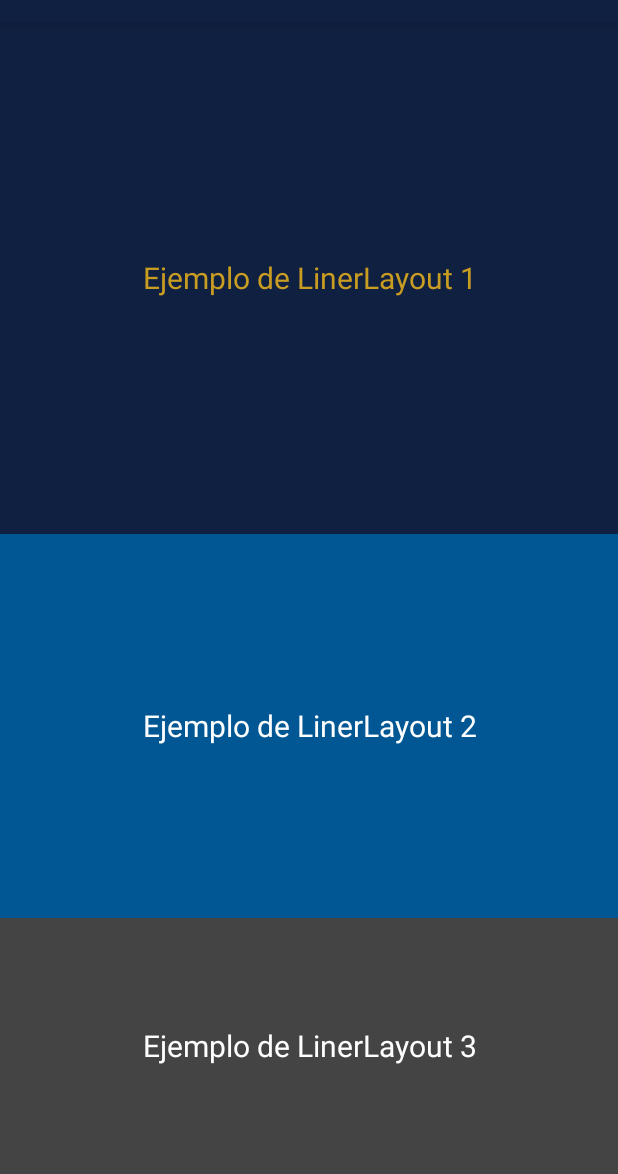
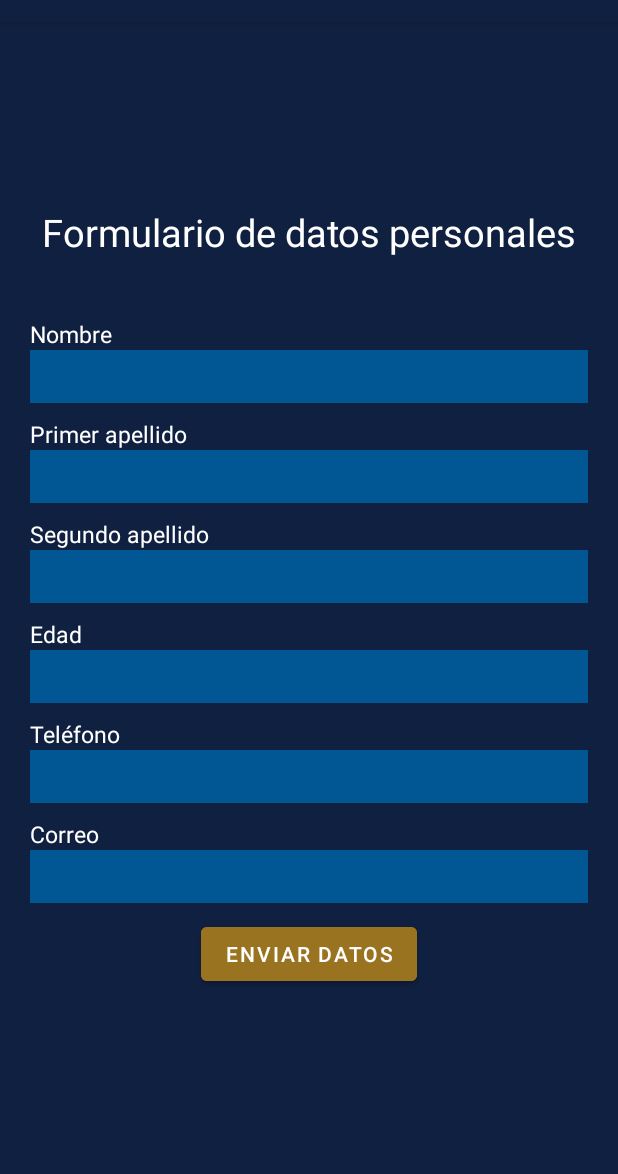
Before and after one commit to droni123/diplomadoDADM, an Android app: the screen it shows after launch (LinealLatoutActivity before the commit, Entregable1IntentMain after it), on a phone screen of 412 x 824 dp, the part 62-1236 px from its top. Run offline under Robolectric (Android 15) with nearby library versions, the phone set to English and light mode, and no system bars.

Commit message:
Ejercicio 1 - Activity
Activity 1
-------------------
* Campos de texto para poder ingresar datos personales.
* Botón que envíe al Activity 2 al darle tap y pase los datos personales a través del intent.
-------------------
Activity 2
-------------------
* Recuperar datos personales enviados de Activity 1.
* Mostrar datos personales en etiquetas de texto.

```diff
--- /dev/null
+++ b/app/src/main/java/mx/com/idel/my/diplomado/entregables/Entregable1IntentMain.kt
@@ -0,0 +1,74 @@
+package mx.com.idel.my.diplomado.entregables
+
+import android.content.Intent
+import androidx.appcompat.app.AppCompatActivity
+import android.os.Bundle
+import android.widget.Button
+import android.widget.EditText
+import android.widget.Toast
+import mx.com.idel.my.diplomado.R
+
+class Entregable1IntentMain : AppCompatActivity() {
+    override fun onCreate(savedInstanceState: Bundle?) {
+        super.onCreate(savedInstanceState)
+        setContentView(R.layout.activity_entregable1_intent_main)
+        //BOTON
+        var btnAccion = findViewById<Button>(R.id.e1v_btn)
+        //INPUT'S
+        var vtxtNombre = findViewById<EditText>(R.id.e1v_nombre)
+        var vtxtApellido1 = findViewById<EditText>(R.id.e1v_apellido1)
+        var vtxtApellido2 = findViewById<EditText>(R.id.e1v_apellido2)
+        var vtxtEdad = findViewById<EditText>(R.id.e1v_edad)
+        var vtxtNumero = findViewById<EditText>(R.id.e1v_tel)
+        var vtxtCorreo = findViewById<EditText>(R.id.e1v_correo)
+        btnAccion.setOnClickListener {
+            //GET DATA
+            var txtNombre = vtxtNombre.text.toString()
+            var txtApellido1 = vtxtApellido1.text.toString()
+            var txtApellido2 = vtxtApellido2.text.toString()
+            var txtEdad = vtxtEdad.text.toString()
+            var txtNumero = vtxtNumero.text.toString()
+            var txtCorreo = vtxtCorreo.text.toString()
+
+            //VALIDACION DATA
+            var continua = true
+            var mensaje = "${getString(R.string.e1lt_error)} "
+            if(txtNombre.isEmpty()){
+                mensaje += " ${getString(R.string.e1lt_nombre)}"
+                continua = false
+            }
+            if(txtApellido1.isEmpty()){
+                mensaje += " ${getString(R.string.e1lt_apellido1)}"
+                continua = false
+            }
+            if(txtApellido2.isEmpty()){
+                mensaje += " ${getString(R.string.e1lt_apellido2)}"
+                continua = false
+            }
+            if(txtEdad.isEmpty()){
+                mensaje += " ${getString(R.string.e1lt_edad)}"
+                continua = false
+            }
+            if(txtNumero.isEmpty()){
+                mensaje += " ${getString(R.string.e1lt_tel)}"
+                continua = false
+            }
+            if(txtCorreo.isEmpty()) {
+                mensaje += " ${getString(R.string.e1lt_email)}"
+                continua = false
+            }
+            ///SI PASA LA VALIDACIÓN
+            if(continua){
+                var IntentoEntregable1 = Intent(this, Entregable1IntentResume::class.java).apply {
+                    var datosPersonales = Entregable1IntentClassDatosP(txtNombre,txtApellido1,txtApellido2,txtEdad,txtNumero,txtCorreo)
+                    putExtra("KEY_DATOSPERSONALES", datosPersonales)
+                }
+                startActivity(IntentoEntregable1)
+            }else{ // SI NO PASA LA VALIDACION
+                Toast.makeText(this, mensaje, Toast.LENGTH_SHORT).show()
+            }
+
+
+        }
+    }
+}
--- /dev/null
+++ b/app/src/main/res/layout/activity_entregable1_intent_main.xml
@@ -0,0 +1,180 @@
+<?xml version="1.0" encoding="utf-8"?>
+<RelativeLayout xmlns:android="http://schemas.android.com/apk/res/android"
+    xmlns:app="http://schemas.android.com/apk/res-auto"
+    xmlns:tools="http://schemas.android.com/tools"
+    android:layout_width="match_parent"
+    android:layout_height="match_parent"
+    tools:context=".entregables.Entregable1IntentMain"
+    android:padding="20dp"
+    android:background="@color/azul_o"
+    android:gravity="center"
+    >
+    <TextView
+        android:layout_width="match_parent"
+        android:layout_height="wrap_content"
+        android:text="@string/e1lt_titulo"
+        android:id="@+id/e1vl_titulo"
+        android:textColor="@color/blanco"
+        android:textSize="25sp"
+        android:layout_marginBottom="40dp"
+        android:textAlignment="center"
+        >
+    </TextView>
+    <!--NOMBRE-->
+    <TextView
+        android:layout_width="wrap_content"
+        android:layout_height="wrap_content"
+        android:text="@string/e1lt_nombre"
+        android:id="@+id/e1vl_nombre"
+        android:textColor="@color/blanco"
+        android:textSize="15sp"
+        android:layout_below="@+id/e1vl_titulo"
+        >
+    </TextView>
+    <EditText
+        android:layout_width="match_parent"
+        android:layout_height="wrap_content"
+        android:id="@+id/e1v_nombre"
+        android:layout_below="@id/e1vl_nombre"
+        android:background="@color/azul_c"
+        android:textColor="@color/blanco"
+        android:layout_marginBottom="10dp"
+        android:padding="5dp"
+        android:maxLines="1"
+        >
+    </EditText>
+    <!--APELLIDO 1-->
+    <TextView
+        android:layout_width="wrap_content"
+        android:layout_height="wrap_content"
+        android:text="@string/e1lt_apellido1"
+        android:id="@+id/e1vl_apellido1"
+        android:layout_below="@id/e1v_nombre"
+        android:textColor="@color/blanco"
+        android:textSize="15sp"
+        >
+    </TextView>
+    <EditText
+        android:layout_width="match_parent"
+        android:layout_height="wrap_content"
+        android:id="@+id/e1v_apellido1"
+        android:layout_below="@id/e1vl_apellido1"
+        android:background="@color/azul_c"
+        android:textColor="@color/blanco"
+        android:layout_marginBottom="10dp"
+        android:padding="5dp"
+        android:maxLines="1"
+        >
+    </EditText>
+    <!--APELLIDO 2-->
+    <TextView
+        android:layout_width="wrap_content"
+        android:layout_height="wrap_content"
+        android:text="@string/e1lt_apellido2"
+        android:id="@+id/e1vl_apellido2"
+        android:layout_below="@id/e1v_apellido1"
+        android:textColor="@color/blanco"
+        android:textSize="15sp"
+        >
+    </TextView>
+    <EditText
+        android:layout_width="match_parent"
+        android:layout_height="wrap_content"
+        android:id="@+id/e1v_apellido2"
+        android:layout_below="@id/e1vl_apellido2"
+        android:background="@color/azul_c"
+        android:textColor="@color/blanco"
+        android:layout_marginBottom="10dp"
+        android:padding="5dp"
+        android:maxLines="1"
+        >
+    </EditText>
+    <!--EDAD-->
+    <TextView
+        android:layout_width="wrap_content"
+        android:layout_height="wrap_content"
+        android:text="@string/e1lt_edad"
+        android:id="@+id/e1vl_edad"
+        android:layout_below="@id/e1v_apellido2"
+        android:textColor="@color/blanco"
+        android:textSize="15sp"
+        >
+    </TextView>
+    <EditText
+        android:layout_width="match_parent"
+        android:layout_height="wrap_content"
+        android:id="@+id/e1v_edad"
+        android:layout_below="@id/e1vl_edad"
+        android:background="@color/azul_c"
+        android:textColor="@color/blanco"
+        android:layout_marginBottom="10dp"
+        android:padding="5dp"
+        android:inputType="number"
+        android:maxLength="2"
+        android:maxLines="1"
+        >
+    </EditText>
+    <!--TELÉFONO-->
+    <TextView
+        android:layout_width="wrap_content"
+        android:layout_height="wrap_content"
+        android:text="@string/e1lt_tel"
+        android:id="@+id/e1vl_tel"
+        android:layout_below="@id/e1v_edad"
+        android:textColor="@color/blanco"
+        android:textSize="15sp"
+        >
+    </TextView>
+    <EditText
+        android:layout_width="match_parent"
+        android:layout_height="wrap_content"
+        android:id="@+id/e1v_tel"
+        android:layout_below="@id/e1vl_tel"
+        android:background="@color/azul_c"
+        android:textColor="@color/blanco"
+        android:layout_marginBottom="10dp"
+        android:padding="5dp"
+        android:inputType="phone"
+        android:digits="0123456789+-"
+        android:maxLength="15"
+        android:maxLines="1"
+        >
+    </EditText>
+    <!--CORREO-->
+    <TextView
+        android:layout_width="wrap_content"
+        android:layout_height="wrap_content"
+        android:text="@string/e1lt_email"
+        android:id="@+id/e1vl_correo"
+        android:layout_below="@id/e1v_tel"
+        android:textColor="@color/blanco"
+        android:textSize="15sp"
+        >
+    </TextView>
+    <EditText
+        android:layout_width="match_parent"
+        android:layout_height="wrap_content"
+        android:id="@+id/e1v_correo"
+        android:layout_below="@id/e1vl_correo"
+        android:background="@color/azul_c"
+        android:textColor="@color/blanco"
+        android:layout_marginBottom="10dp"
+        android:padding="5dp"
+        android:inputType="textEmailAddress"
+        android:maxLines="1"
+        >
+    </EditText>
+    <Button
+        android:id="@+id/e1v_btn"
+        android:layout_width="wrap_content"
+        android:layout_height="wrap_content"
+        android:text="@string/e1lt_btn"
+        android:layout_below="@id/e1v_correo"
+        android:backgroundTint="@color/dorado_o"
+        android:layout_centerHorizontal="true"
+        android:textColor="@color/blanco"
+        >
+    </Button>
+
+
+</RelativeLayout>
--- a/app/src/main/res/layout/activity_frame_layou_tactivity.xml
+++ b/app/src/main/res/layout/activity_frame_layou_tactivity.xml
@@ -9,8 +9,8 @@
         android:layout_width="wrap_content"
         android:layout_height="wrap_content"
         android:text="Ejemplo Layout"
-        android:background="@color/purple_500"
-        android:textColor="@color/white"
+        android:background="@color/azul_o"
+        android:textColor="@color/blanco"
         android:padding="10sp"
         android:textAlignment="center"
         android:layout_gravity="center"
--- a/app/src/main/res/layout/activity_lineal_latout.xml
+++ b/app/src/main/res/layout/activity_lineal_latout.xml
@@ -11,8 +11,8 @@
         android:layout_height="0dp"
         android:text="Ejemplo de LinerLayout 1"
         android:padding="25dp"
-        android:textColor="@color/teal_700"
-        android:background="@color/purple_500"
+        android:textColor="@color/dorado_c"
+        android:background="@color/azul_o"
         android:textSize="20sp"
         android:gravity="center"
         >
@@ -23,8 +23,8 @@
         android:layout_height="0dp"
         android:text="Ejemplo de LinerLayout 2"
         android:padding="25dp"
-        android:textColor="@color/white"
-        android:background="@color/purple_700"
+        android:textColor="@color/blanco"
+        android:background="@color/azul_c"
         android:textSize="20sp"
         android:gravity="center"
         >
@@ -35,8 +35,8 @@
         android:layout_height="0dp"
         android:text="Ejemplo de LinerLayout 3"
         android:padding="25dp"
-        android:textColor="@color/white"
-        android:background="@color/black"
+        android:textColor="@color/blanco"
+        android:background="@color/negro"
         android:textSize="20sp"
         android:gravity="center"
         >
--- a/app/src/main/res/values-night/themes.xml
+++ b/app/src/main/res/values-night/themes.xml
@@ -2,13 +2,13 @@
     <!-- Base application theme. -->
     <style name="Theme.AppDiplomado" parent="Theme.MaterialComponents.DayNight.DarkActionBar">
         <!-- Primary brand color. -->
-        <item name="colorPrimary">@color/purple_200</item>
-        <item name="colorPrimaryVariant">@color/purple_700</item>
-        <item name="colorOnPrimary">@color/black</item>
+        <item name="colorPrimary">@color/azul_cc</item>
+        <item name="colorPrimaryVariant">@color/azul_c</item>
+        <item name="colorOnPrimary">@color/azul_o</item>
         <!-- Secondary brand color. -->
-        <item name="colorSecondary">@color/teal_200</item>
-        <item name="colorSecondaryVariant">@color/teal_200</item>
-        <item name="colorOnSecondary">@color/black</item>
+        <item name="colorSecondary">@color/dorado_o</item>
+        <item name="colorSecondaryVariant">@color/dorado_o</item>
+        <item name="colorOnSecondary">@color/negro</item>
         <!-- Status bar color. -->
         <item name="android:statusBarColor">?attr/colorPrimaryVariant</item>
         <!-- Customize your theme here. -->
--- a/app/src/main/res/values/colors.xml
+++ b/app/src/main/res/values/colors.xml
@@ -1,10 +1,11 @@
 <?xml version="1.0" encoding="utf-8"?>
 <resources>
-    <color name="purple_200">#17a2b8</color>
-    <color name="purple_500">#102040</color>
-    <color name="purple_700">#005794</color>
-    <color name="teal_200">#9a7321</color>
-    <color name="teal_700">#c99c22</color>
-    <color name="black">#444444</color>
-    <color name="white">#FFFFFFFF</color>
+    <color name="azul_cc">#17a2b8</color>
+    <color name="azul_o">#102040</color>
+    <color name="azul_c">#005794</color>
+    <color name="dorado_o">#9a7321</color>
+    <color name="dorado_c">#c99c22</color>
+    <color name="negro">#444444</color>
+    <color name="gris">#cccccc</color>
+    <color name="blanco">#FFFFFFFF</color>
 </resources>
--- a/app/src/main/res/values/strings.xml
+++ b/app/src/main/res/values/strings.xml
@@ -3,4 +3,19 @@
     <string name="holaidel">Hola Idelfonso</string>
     <string name="entre_en">Entré a </string>
     <string name="btnintent">Boton que ejecuta intento</string>
+    <!--STRING ENTREGABLE 1-->
+    <string name="e1lt_titulo">Formulario de datos personales</string>
+    <string name="e1lt_nombre">Nombre</string>
+    <string name="e1lt_apellido1">Primer apellido</string>
+    <string name="e1lt_apellido2">Segundo apellido</string>
+    <string name="e1lt_edad">Edad</string>
+    <string name="e1lt_tel">Teléfono</string>
+    <string name="e1lt_email">Correo</string>
+    <string name="e1lt_btn">Enviar datos</string>
+    <string name="e1lt_completo">Nombre completo</string>
+    <string name="e1lt_error">Falta completar los siguientes datos:</string>
+    <string name="e1lt_susses">Los datos que proporcionaste son:</string>
+    <string name="e1lt_sindata">Sin DATOS</string>
+    <string name="e1lt_regresar">Regresar</string>
+
 </resources>
--- a/app/src/main/res/values/themes.xml
+++ b/app/src/main/res/values/themes.xml
@@ -2,13 +2,13 @@
     <!-- Base application theme. -->
     <style name="Theme.AppDiplomado" parent="Theme.MaterialComponents.DayNight.DarkActionBar">
         <!-- Primary brand color. -->
-        <item name="colorPrimary">@color/purple_500</item>
-        <item name="colorPrimaryVariant">@color/purple_700</item>
-        <item name="colorOnPrimary">@color/white</item>
+        <item name="colorPrimary">@color/azul_o</item>
+        <item name="colorPrimaryVariant">@color/azul_c</item>
+        <item name="colorOnPrimary">@color/blanco</item>
         <!-- Secondary brand color. -->
-        <item name="colorSecondary">@color/teal_200</item>
-        <item name="colorSecondaryVariant">@color/teal_700</item>
-        <item name="colorOnSecondary">@color/black</item>
+        <item name="colorSecondary">@color/dorado_o</item>
+        <item name="colorSecondaryVariant">@color/dorado_c</item>
+        <item name="colorOnSecondary">@color/negro</item>
         <!-- Status bar color. -->
         <item name="android:statusBarColor">?attr/colorPrimaryVariant</item>
         <!-- Customize your theme here. -->
```
Also changed, not shown: app/src/main/AndroidManifest.xml (+40 -17 lines), app/src/main/java/mx/com/idel/my/diplomado/entregables/Entregable1IntentClassDatosP.kt (added, +14 -0 lines), app/src/main/java/mx/com/idel/my/diplomado/entregables/Entregable1IntentResume.kt (added, +45 -0 lines), app/src/main/res/layout/activity_entregable1_intent_resume.xml (added, +86 -0 lines).
